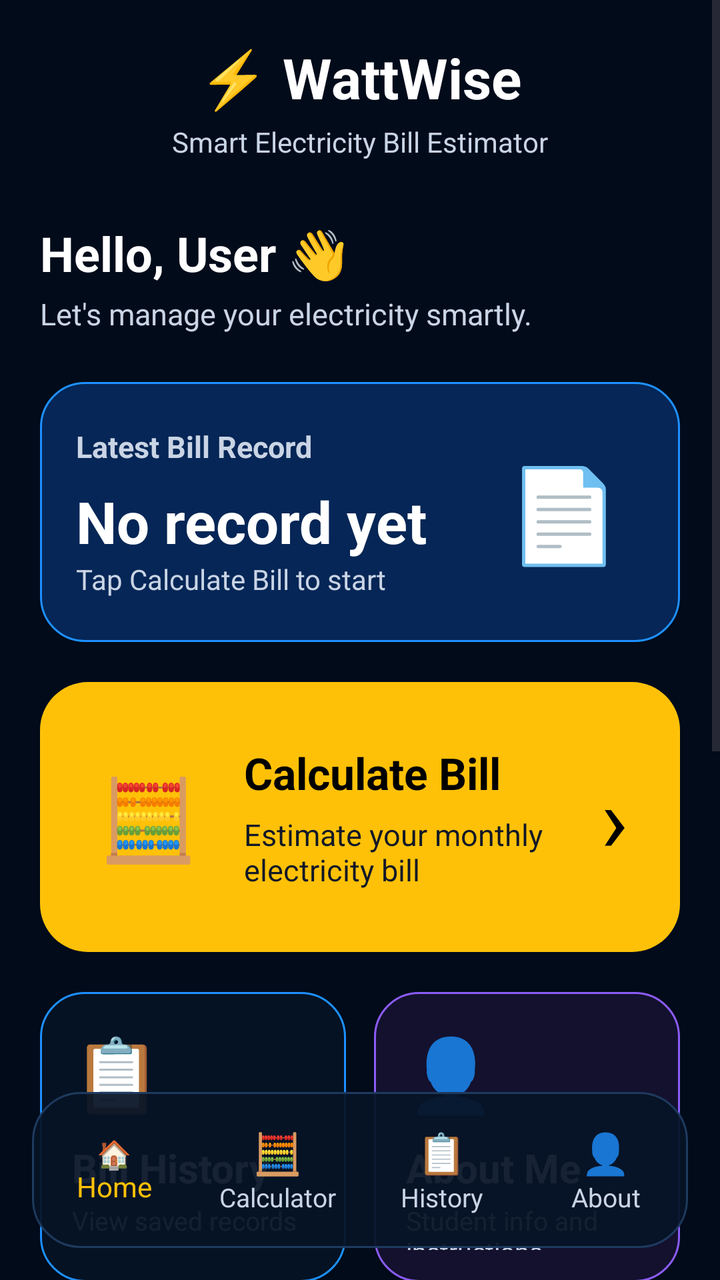
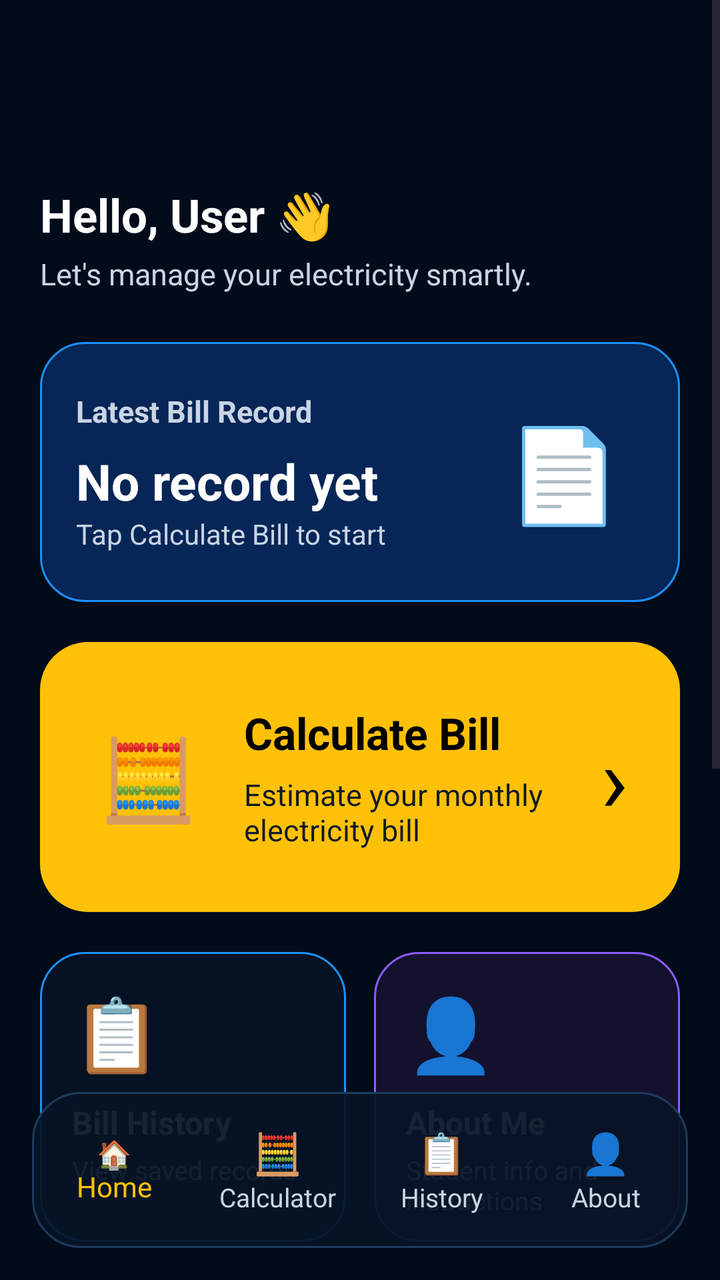

Two renders of the same Android screen: before a commit and after it. Below are the layout's source before the change and the commit's diff.
<!-- AndroidManifest.xml: application theme Theme.WattWise -->
<!-- res/layout/activity_dashboard.xml -->
<?xml version="1.0" encoding="utf-8"?>
<FrameLayout xmlns:android="http://schemas.android.com/apk/res/android"
    android:layout_width="match_parent"
    android:layout_height="match_parent"
    android:background="#020B1A">

    <ScrollView
        android:layout_width="match_parent"
        android:layout_height="match_parent"
        android:clipToPadding="false"
        android:paddingBottom="120dp">

        <LinearLayout
            android:layout_width="match_parent"
            android:layout_height="wrap_content"
            android:orientation="vertical"
            android:paddingStart="20dp"
            android:paddingEnd="20dp"
            android:paddingTop="20dp"
            android:paddingBottom="110dp">

            
            <TextView
                android:layout_width="wrap_content"
                android:layout_height="wrap_content"
                android:text="⚡ WattWise"
                android:textColor="#FFFFFF"
                android:textSize="28sp"
                android:textStyle="bold"
                android:layout_gravity="center_horizontal" />

            <TextView
                android:layout_width="wrap_content"
                android:layout_height="wrap_content"
                android:text="Smart Electricity Bill Estimator"
                android:textColor="#C9D4E5"
                android:textSize="14sp"
                android:layout_gravity="center_horizontal"
                android:layout_marginTop="4dp" />

            
            <TextView
                android:id="@+id/txtGreeting"
                android:layout_width="wrap_content"
                android:layout_height="wrap_content"
                android:text="Hello, User 👋"
                android:textColor="#FFFFFF"
                android:textSize="24sp"
                android:textStyle="bold"
                android:layout_marginTop="30dp" />

            <TextView
                android:layout_width="wrap_content"
                android:layout_height="wrap_content"
                android:text="Let's manage your electricity smartly."
                android:textColor="#C9D4E5"
                android:textSize="15sp"
                android:layout_marginTop="4dp" />

            
            <LinearLayout
                android:layout_width="match_parent"
                android:layout_height="130dp"
                android:orientation="horizontal"
                android:gravity="center_vertical"
                android:background="@drawable/bg_blue_card"
                android:padding="18dp"
                android:layout_marginTop="24dp">

                <LinearLayout
                    android:layout_width="0dp"
                    android:layout_height="match_parent"
                    android:layout_weight="1"
                    android:orientation="vertical"
                    android:gravity="center_vertical">

                    <TextView
                        android:layout_width="wrap_content"
                        android:layout_height="wrap_content"
                        android:text="Latest Bill Record"
                        android:textColor="#C9D4E5"
                        android:textSize="15sp"
                        android:textStyle="bold" />

                    <TextView
                        android:id="@+id/txtCurrentAmount"
                        android:layout_width="wrap_content"
                        android:layout_height="wrap_content"
                        android:text="No record yet"
                        android:textColor="#FFFFFF"
                        android:textSize="29sp"
                        android:textStyle="bold"
                        android:layout_marginTop="8dp" />

                    <TextView
                        android:id="@+id/txtCurrentMonth"
                        android:layout_width="wrap_content"
                        android:layout_height="wrap_content"
                        android:text="Tap Calculate Bill to start"
                        android:textColor="#C9D4E5"
                        android:textSize="14sp" />

                </LinearLayout>

                <TextView
                    android:layout_width="80dp"
                    android:layout_height="match_parent"
                    android:text="📄"
                    android:textSize="46sp"
                    android:gravity="center" />

            </LinearLayout>

            
            <LinearLayout
                android:id="@+id/calculateCard"
                android:layout_width="match_parent"
                android:layout_height="135dp"
                android:orientation="horizontal"
                android:gravity="center_vertical"
                android:background="@drawable/bg_yellow_card"
                android:padding="18dp"
                android:layout_marginTop="20dp"
                android:clickable="true"
                android:focusable="true">

                <TextView
                    android:layout_width="72dp"
                    android:layout_height="match_parent"
                    android:text="🧮"
                    android:textSize="40sp"
                    android:gravity="center" />

                <LinearLayout
                    android:layout_width="0dp"
                    android:layout_height="match_parent"
                    android:layout_weight="1"
                    android:orientation="vertical"
                    android:gravity="center_vertical"
                    android:layout_marginStart="12dp">

                    <TextView
                        android:layout_width="wrap_content"
                        android:layout_height="wrap_content"
                        android:text="Calculate Bill"
                        android:textColor="#000000"
                        android:textSize="22sp"
                        android:textStyle="bold" />

                    <TextView
                        android:layout_width="wrap_content"
                        android:layout_height="wrap_content"
                        android:text="Estimate your monthly electricity bill"
                        android:textColor="#111827"
                        android:textSize="15sp"
                        android:layout_marginTop="6dp" />

                </LinearLayout>

                <TextView
                    android:layout_width="30dp"
                    android:layout_height="match_parent"
                    android:text="›"
                    android:textColor="#000000"
                    android:textSize="46sp"
                    android:gravity="center" />

            </LinearLayout>

            
            <LinearLayout
                android:layout_width="match_parent"
                android:layout_height="145dp"
                android:orientation="horizontal"
                android:layout_marginTop="20dp">

                <LinearLayout
                    android:id="@+id/historyCard"
                    android:layout_width="0dp"
                    android:layout_height="match_parent"
                    android:layout_weight="1"
                    android:background="@drawable/bg_dashboard_card"
                    android:orientation="vertical"
                    android:padding="16dp"
                    android:clickable="true"
                    android:focusable="true">

                    <TextView
                        android:layout_width="wrap_content"
                        android:layout_height="wrap_content"
                        android:text="📋"
                        android:textSize="36sp" />

                    <TextView
                        android:layout_width="wrap_content"
                        android:layout_height="wrap_content"
                        android:text="Bill History"
                        android:textColor="#FFFFFF"
                        android:textSize="20sp"
                        android:textStyle="bold"
                        android:layout_marginTop="10dp" />

                    <TextView
                        android:layout_width="wrap_content"
                        android:layout_height="wrap_content"
                        android:text="View saved records"
                        android:textColor="#C9D4E5"
                        android:textSize="13sp"
                        android:layout_marginTop="4dp" />

                </LinearLayout>

                <Space
                    android:layout_width="14dp"
                    android:layout_height="match_parent" />

                <LinearLayout
                    android:id="@+id/aboutCard"
                    android:layout_width="0dp"
                    android:layout_height="match_parent"
                    android:layout_weight="1"
                    android:background="@drawable/bg_purple_card"
                    android:orientation="vertical"
                    android:padding="16dp"
                    android:clickable="true"
                    android:focusable="true">

                    <TextView
                        android:layout_width="wrap_content"
                        android:layout_height="wrap_content"
                        android:text="👤"
                        android:textSize="36sp" />

                    <TextView
                        android:layout_width="wrap_content"
                        android:layout_height="wrap_content"
                        android:text="About Me"
                        android:textColor="#FFFFFF"
                        android:textSize="20sp"
                        android:textStyle="bold"
                        android:layout_marginTop="10dp" />

                    <TextView
                        android:layout_width="wrap_content"
                        android:layout_height="wrap_content"
                        android:text="Student info and instructions"
                        android:textColor="#C9D4E5"
                        android:textSize="13sp"
                        android:layout_marginTop="4dp" />

                </LinearLayout>

            </LinearLayout>

            
            <LinearLayout
                android:layout_width="match_parent"
                android:layout_height="115dp"
                android:orientation="horizontal"
                android:gravity="center_vertical"
                android:background="@drawable/bg_green_card"
                android:padding="16dp"
                android:layout_marginTop="20dp">

                <TextView
                    android:layout_width="64dp"
                    android:layout_height="match_parent"
                    android:text="💡"
                    android:textSize="40sp"
                    android:gravity="center" />

                <LinearLayout
                    android:layout_width="0dp"
                    android:layout_height="match_parent"
                    android:layout_weight="1"
                    android:orientation="vertical"
                    android:gravity="center_vertical"
                    android:layout_marginStart="10dp">

                    <TextView
                        android:layout_width="wrap_content"
                        android:layout_height="wrap_content"
                        android:text="Energy Saving Tip"
                        android:textColor="#76FF7A"
                        android:textSize="19sp"
                        android:textStyle="bold" />

                    <TextView
                        android:layout_width="wrap_content"
                        android:layout_height="wrap_content"
                        android:text="Using LED bulbs can reduce electricity consumption."
                        android:textColor="#FFFFFF"
                        android:textSize="14sp"
                        android:layout_marginTop="6dp" />

                </LinearLayout>

            </LinearLayout>

        </LinearLayout>
    </ScrollView>

    
    <LinearLayout
        android:layout_width="match_parent"
        android:layout_height="78dp"
        android:layout_gravity="bottom"
        android:layout_margin="16dp"
        android:orientation="horizontal"
        android:gravity="center"
        android:background="@drawable/bg_bottom_nav">

        <TextView
            android:layout_width="0dp"
            android:layout_height="match_parent"
            android:layout_weight="1"
            android:text="🏠\nHome"
            android:textColor="#FFC107"
            android:textSize="14sp"
            android:gravity="center" />

        <LinearLayout
            android:id="@+id/bottomCalculator"
            android:layout_width="0dp"
            android:layout_height="match_parent"
            android:layout_weight="1"
            android:orientation="vertical"
            android:gravity="center"
            android:clickable="true"
            android:focusable="true">

            <TextView
                android:layout_width="wrap_content"
                android:layout_height="wrap_content"
                android:text="🧮"
                android:textSize="20sp" />

            <TextView
                android:layout_width="wrap_content"
                android:layout_height="wrap_content"
                android:text="Calculator"
                android:textColor="#C9D4E5"
                android:textSize="13sp" />

        </LinearLayout>

        <LinearLayout
            android:id="@+id/bottomHistory"
            android:layout_width="0dp"
            android:layout_height="match_parent"
            android:layout_weight="1"
            android:orientation="vertical"
            android:gravity="center"
            android:clickable="true"
            android:focusable="true">

            <TextView
                android:layout_width="wrap_content"
                android:layout_height="wrap_content"
                android:text="📋"
                android:textSize="20sp" />

            <TextView
                android:layout_width="wrap_content"
                android:layout_height="wrap_content"
                android:text="History"
                android:textColor="#C9D4E5"
                android:textSize="13sp" />

        </LinearLayout>

        <LinearLayout
            android:id="@+id/bottomAbout"
            android:layout_width="0dp"
            android:layout_height="match_parent"
            android:layout_weight="1"
            android:orientation="vertical"
            android:gravity="center"
            android:clickable="true"
            android:focusable="true">

            <TextView
                android:layout_width="wrap_content"
                android:layout_height="wrap_content"
                android:text="👤"
                android:textSize="20sp" />

            <TextView
                android:layout_width="wrap_content"
                android:layout_height="wrap_content"
                android:text="About"
                android:textColor="#C9D4E5"
                android:textSize="13sp" />

        </LinearLayout>

    </LinearLayout>

</FrameLayout>
<!-- resources referenced by this layout -->
<resources>
  <!-- drawable bg_blue_card (drawable) -->
  <?xml version="1.0" encoding="utf-8"?>
  <shape xmlns:android="http://schemas.android.com/apk/res/android">
      <solid android:color="#DD062B60" />
      <corners android:radius="22dp" />
      <stroke android:width="1dp" android:color="#1E90FF" />
  </shape>
  <!-- drawable bg_bottom_nav (drawable) -->
  <?xml version="1.0" encoding="utf-8"?>
  <shape xmlns:android="http://schemas.android.com/apk/res/android">
      <solid android:color="#EE071426" />
      <corners android:radius="24dp" />
      <stroke android:width="1dp" android:color="#1E3A5F" />
  </shape>
  <!-- drawable bg_dashboard_card (drawable) -->
  <?xml version="1.0" encoding="utf-8"?>
  <shape xmlns:android="http://schemas.android.com/apk/res/android">
      <solid android:color="#CC071426" />
      <corners android:radius="22dp" />
      <stroke android:width="1dp" android:color="#1E90FF" />
  </shape>
  <!-- drawable bg_green_card (drawable) -->
  <?xml version="1.0" encoding="utf-8"?>
  <shape xmlns:android="http://schemas.android.com/apk/res/android">
      <solid android:color="#AA062A20" />
      <corners android:radius="22dp" />
      <stroke android:width="1dp" android:color="#22C55E" />
  </shape>
  <!-- drawable bg_purple_card (drawable) -->
  <?xml version="1.0" encoding="utf-8"?>
  <shape xmlns:android="http://schemas.android.com/apk/res/android">
      <solid android:color="#AA1B1438" />
      <corners android:radius="22dp" />
      <stroke android:width="1dp" android:color="#8B5CF6" />
  </shape>
  <!-- drawable bg_yellow_card (drawable) -->
  <?xml version="1.0" encoding="utf-8"?>
  <shape xmlns:android="http://schemas.android.com/apk/res/android">
      <solid android:color="#FFC107" />
      <corners android:radius="24dp" />
  </shape>
  <style name="Theme.WattWise" parent="Base.Theme.WattWise" />
  <style name="Base.Theme.WattWise" parent="Theme.Material3.DayNight.NoActionBar">
          
          
      </style>
</resources>

<!-- the commit's change to res/layout/activity_dashboard.xml (unified diff, before → after) -->
@@ -23,18 +23,11 @@
             <TextView
                 android:layout_width="wrap_content"
                 android:layout_height="wrap_content"
-                android:text="⚡ WattWise"
-                android:textColor="#FFFFFF"
-                android:textSize="28sp"
-                android:textStyle="bold"
                 android:layout_gravity="center_horizontal" />
 
             <TextView
                 android:layout_width="wrap_content"
                 android:layout_height="wrap_content"
-                android:text="Smart Electricity Bill Estimator"
-                android:textColor="#C9D4E5"
-                android:textSize="14sp"
                 android:layout_gravity="center_horizontal"
                 android:layout_marginTop="4dp" />
 
@@ -45,7 +38,7 @@
                 android:layout_height="wrap_content"
                 android:text="Hello, User 👋"
                 android:textColor="#FFFFFF"
-                android:textSize="24sp"
+                android:textSize="23sp"
                 android:textStyle="bold"
                 android:layout_marginTop="30dp" />
 
@@ -88,7 +81,7 @@
                         android:layout_height="wrap_content"
                         android:text="No record yet"
                         android:textColor="#FFFFFF"
-                        android:textSize="29sp"
+                        android:textSize="25sp"
                         android:textStyle="bold"
                         android:layout_marginTop="8dp" />
 
@@ -196,7 +189,7 @@
                         android:layout_height="wrap_content"
                         android:text="Bill History"
                         android:textColor="#FFFFFF"
-                        android:textSize="20sp"
+                        android:textSize="16sp"
                         android:textStyle="bold"
                         android:layout_marginTop="10dp" />
 
@@ -236,7 +229,7 @@
                         android:layout_height="wrap_content"
                         android:text="About Me"
                         android:textColor="#FFFFFF"
-                        android:textSize="20sp"
+                        android:textSize="16sp"
                         android:textStyle="bold"
                         android:layout_marginTop="10dp" />
 
